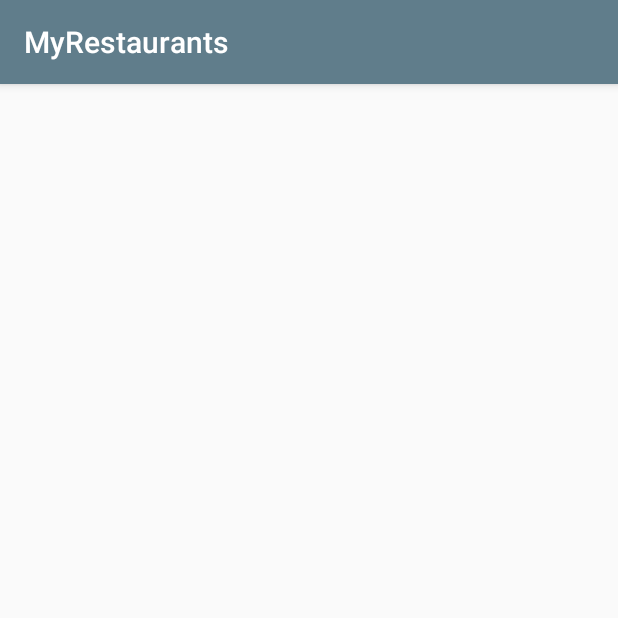
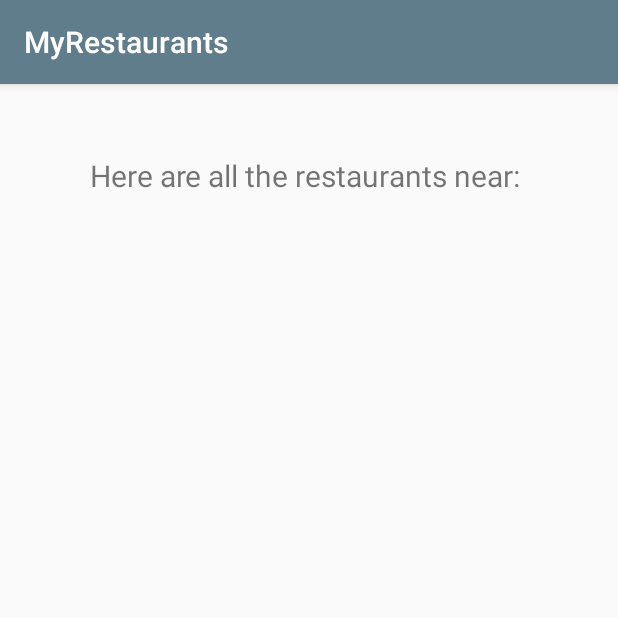
Before and after one commit to 10igeorge/android-myrestaurants, an Android app: the screen it shows after launch (RestaurantsActivity), after a tap on "FIND RESTAURANTS", on a phone screen of 412 x 824 dp, the top half of it. Run offline under Robolectric (Android 15) with nearby library versions, the phone set to English and light mode, and no system bars.

Commit message:
pass location from MainActivity to RestaurantsActibity via intent extra

```diff
--- a/app/src/main/java/com/epicodus/myrestaurants/MainActivity.java
+++ b/app/src/main/java/com/epicodus/myrestaurants/MainActivity.java
@@ -3,6 +3,7 @@ package com.epicodus.myrestaurants;
 import android.content.Intent;
 import android.support.v7.app.AppCompatActivity;
 import android.os.Bundle;
+import android.util.Log;
 import android.view.View;
 import android.widget.Button;
 import android.widget.EditText;
@@ -25,6 +26,7 @@ public class MainActivity extends AppCompatActivity {
                 String location = mLocationEditText.getText().toString();
                 Log.d(TAG,location);
                 Intent intent = new Intent(MainActivity.this, RestaurantsActivity.class);
+                intent.putExtra("location", location);
                 startActivity(intent);
             }
         });
--- a/app/src/main/java/com/epicodus/myrestaurants/RestaurantsActivity.java
+++ b/app/src/main/java/com/epicodus/myrestaurants/RestaurantsActivity.java
@@ -1,15 +1,23 @@
 package com.epicodus.myrestaurants;
 
+import android.content.Intent;
 import android.support.v7.app.AppCompatActivity;
 import android.os.Bundle;
+import android.widget.TextView;
 
 public class RestaurantsActivity extends AppCompatActivity {
+    public static final String TAG = RestaurantsActivity.class.getSimpleName();
+    private TextView mLocationTextView;
 
     @Override
     protected void onCreate(Bundle savedInstanceState) {
         super.onCreate(savedInstanceState);
         setContentView(R.layout.activity_restaurants);
 
+        mLocationTextView = (TextView) findViewById(R.id.locationTextView);
 
+        Intent intent = getIntent();
+        String location = intent.getStringExtra("location");
+        mLocationTextView.setText("Here are all the restaurants near: " + location);
     }
 }
--- a/app/src/main/res/layout/activity_restaurants.xml
+++ b/app/src/main/res/layout/activity_restaurants.xml
@@ -9,4 +9,12 @@
     android:paddingTop="@dimen/activity_vertical_margin"
     tools:context="com.epicodus.myrestaurants.RestaurantsActivity">
 
+    <TextView
+        android:layout_width="wrap_content"
+        android:layout_height="wrap_content"
+        android:id="@+id/locationTextView"
+        android:layout_alignParentTop="true"
+        android:layout_centerHorizontal="true"
+        android:layout_marginTop="31dp"
+        android:textSize="20dp" />
 </RelativeLayout>
```
